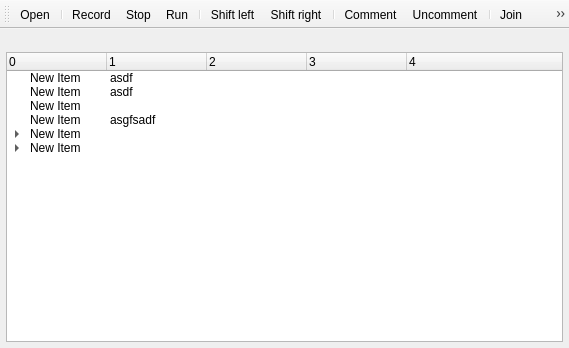
This is pyguibot/views/main.ui in pyrochlore/PyGUIBot as Qt 5 draws it before an edit. The edited form follows.
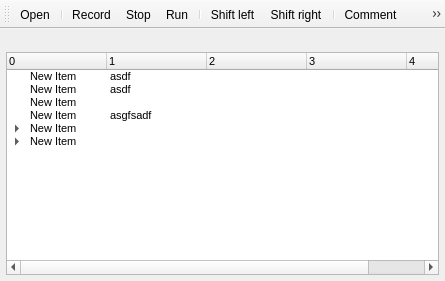
This is the edited form. Icons and pictures are not drawn.

Commit message: Fix for smaller font, window and elements size

Patch:
```diff
--- a/pyguibot/views/main.ui
+++ b/pyguibot/views/main.ui
@@ -6,8 +6,8 @@
    <rect>
     <x>0</x>
     <y>0</y>
-    <width>569</width>
-    <height>348</height>
+    <width>445</width>
+    <height>281</height>
    </rect>
   </property>
   <property name="windowTitle">
@@ -41,10 +41,18 @@
         <verstretch>0</verstretch>
        </sizepolicy>
       </property>
+      <property name="wordWrap">
+       <bool>true</bool>
+      </property>
      </widget>
     </item>
     <item>
      <widget class="QTreeWidget" name="commands_tree">
+      <property name="font">
+       <font>
+        <pointsize>8</pointsize>
+       </font>
+      </property>
       <property name="acceptDrops">
        <bool>true</bool>
       </property>
```
Left out of the diff: 2 changed lines with no effect on the pictures. The commit also changes 1 other file.
